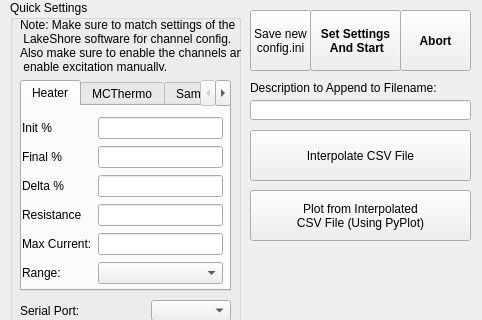
Before: the Qt Designer form LakeShore372SimplifiedStressMeasureGui.ui in Sochnikov-Lab/LakeShore372-Tools, drawn with Qt 5; both pictures show x 0 to 482 and y 0 to 320 of the 482 by 472 pixel window.
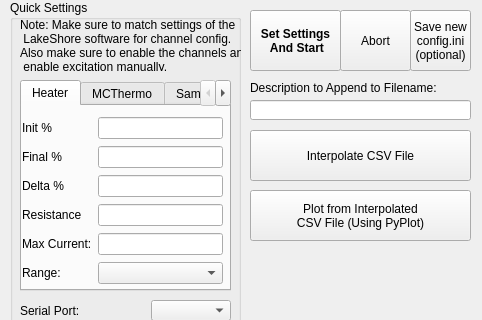
After: the same form once the commit is applied. The open tabs and pages were chosen to show the change.

The edit to the form file:
```diff
--- a/LakeShore372SimplifiedStressMeasureGui.ui
+++ b/LakeShore372SimplifiedStressMeasureGui.ui
@@ -17,7 +17,7 @@
    <widget class="QPushButton" name="startbutton">
     <property name="geometry">
      <rect>
-      <x>310</x>
+      <x>250</x>
       <y>10</y>
       <width>91</width>
       <height>61</height>
@@ -37,7 +37,7 @@
    <widget class="QPushButton" name="abortbutton">
     <property name="geometry">
      <rect>
-      <x>400</x>
+      <x>340</x>
       <y>10</y>
       <width>71</width>
       <height>61</height>
@@ -45,8 +45,8 @@
     </property>
     <property name="font">
      <font>
-      <weight>75</weight>
-      <bold>true</bold>
+      <weight>50</weight>
+      <bold>false</bold>
      </font>
     </property>
     <property name="text">
@@ -695,7 +695,7 @@
    <widget class="QPushButton" name="interpolatebutton_2">
     <property name="geometry">
      <rect>
-      <x>250</x>
+      <x>410</x>
       <y>10</y>
       <width>61</width>
       <height>61</height>
@@ -703,7 +703,8 @@
     </property>
     <property name="text">
      <string>Save new
-config.ini</string>
+config.ini
+(optional)</string>
     </property>
    </widget>
   </widget>
```
Left out of the diff: 2 changed lines with no effect on the pictures.
